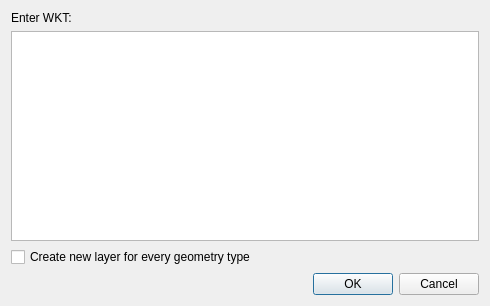
Qt form Ui_QuickWKT.ui (elpaso/quickwkt) before a commit.
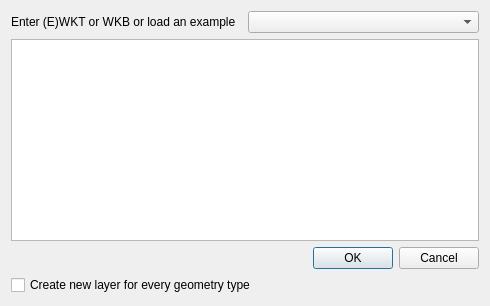
The same form after that commit.

Commit message: Added example combo, increased version to 1.8

The edit to the form file:
```diff
--- a/Ui_QuickWKT.ui
+++ b/Ui_QuickWKT.ui
@@ -15,22 +15,22 @@
   </property>
   <layout class="QVBoxLayout" name="verticalLayout">
    <item>
+    <layout class="QHBoxLayout" name="horizontalLayout">
+     <item>
     <widget class="QLabel" name="addressLabel">
      <property name="text">
-      <string>Enter WKT:</string>
-     </property>
-    </widget>
+        <string>Enter (E)WKT or WKB or load an example</string>
+       </property>
+      </widget>
+     </item>
+     <item>
+      <widget class="QComboBox" name="exampleComboBox"/>
+     </item>
+    </layout>
    </item>
    <item>
     <widget class="QPlainTextEdit" name="wkt"/>
    </item>
-   <item>
-    <widget class="QCheckBox" name="cbxnewlayer">
-     <property name="text">
-      <string>Create new layer for every geometry type</string>
-     </property>
-    </widget>
-   </item>
    <item>
     <widget class="QDialogButtonBox" name="buttonBox">
      <property name="orientation">
@@ -41,6 +41,13 @@
      </property>
     </widget>
    </item>
+   <item>
+    <widget class="QCheckBox" name="cbxnewlayer">
+     <property name="text">
+      <string>Create new layer for every geometry type</string>
+     </property>
+    </widget>
+   </item>
   </layout>
  </widget>
  <resources/>
```
Lines whose indentation alone changed are shown as unchanged. The commit also changes 5 other files.
